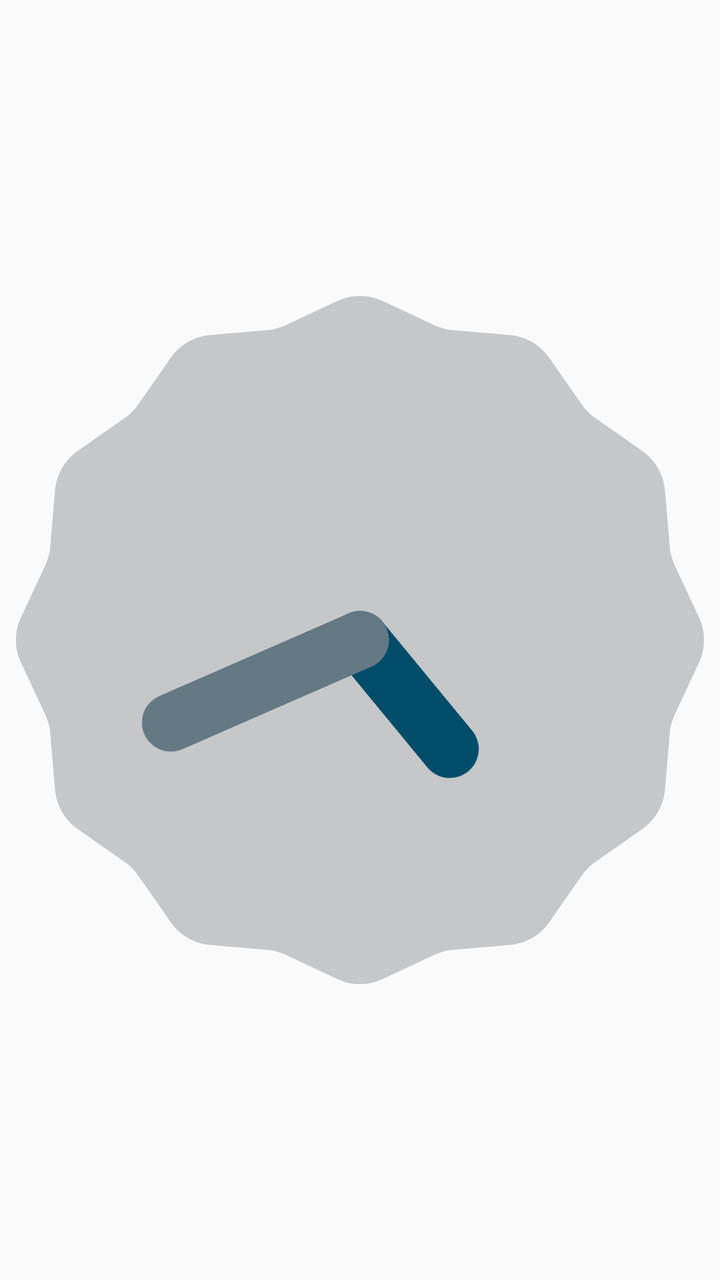
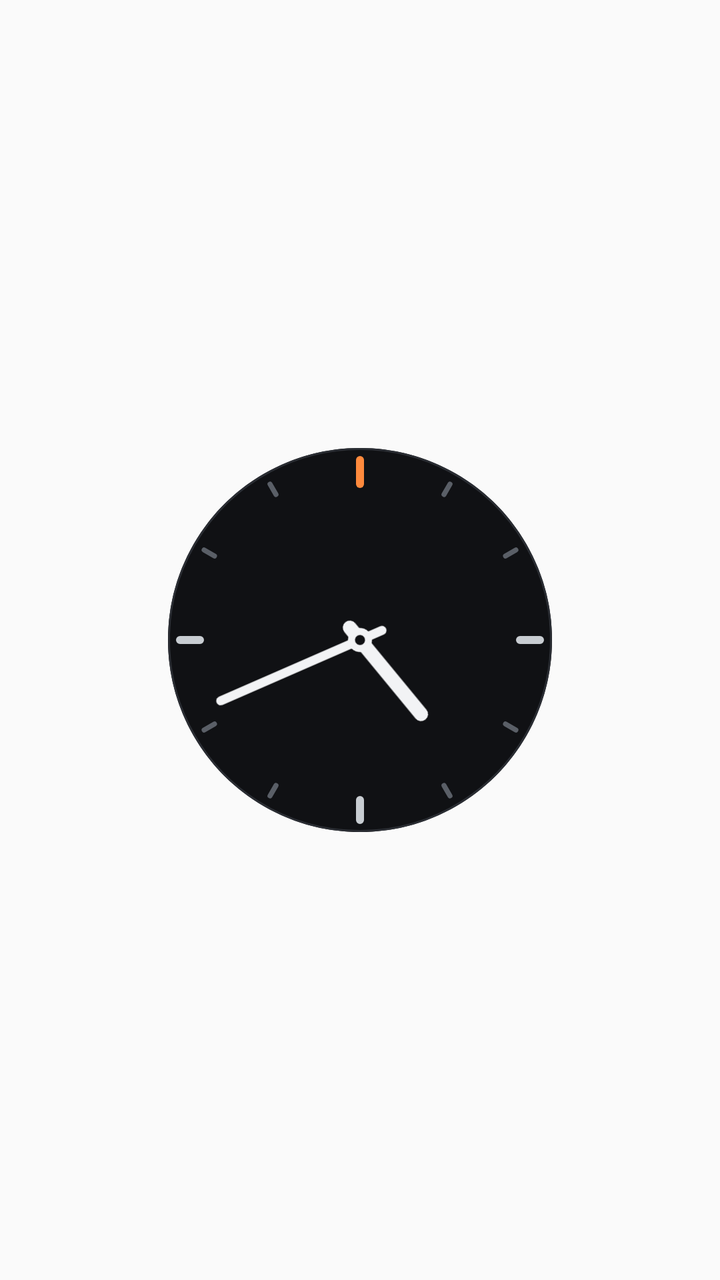

Two renders of the same Android screen: before a commit and after it. Below are the layout's source before the change and the commit's diff.
<!-- AndroidManifest.xml: application theme AppTheme -->
<!-- res/layout/widget_analog.xml -->
<?xml version="1.0" encoding="utf-8"?>
<FrameLayout xmlns:android="http://schemas.android.com/apk/res/android"
    android:id="@+id/w_root" android:layout_width="match_parent" android:layout_height="match_parent"
    android:padding="8dp" android:contentDescription="Analog clock. Opens WAKE11.">
    <AnalogClock android:layout_width="match_parent" android:layout_height="match_parent" />
</FrameLayout>
<!-- resources referenced by this layout -->
<resources>
  <style name="AppTheme" parent="Theme.AppCompat.Light.DarkActionBar">
          
          <item name="colorPrimary">@color/colorPrimary</item>
          <item name="colorPrimaryDark">@color/colorPrimaryDark</item>
          <item name="colorAccent">@color/colorAccent</item>
      </style>
</resources>

<!-- the commit's change to res/layout/widget_analog.xml (unified diff, before → after) -->
@@ -2,5 +2,9 @@
 <FrameLayout xmlns:android="http://schemas.android.com/apk/res/android"
     android:id="@+id/w_root" android:layout_width="match_parent" android:layout_height="match_parent"
     android:padding="8dp" android:contentDescription="Analog clock. Opens WAKE11.">
-    <AnalogClock android:layout_width="match_parent" android:layout_height="match_parent" />
+    
+    <AnalogClock android:layout_width="match_parent" android:layout_height="match_parent"
+        android:dial="@drawable/widget_dial"
+        android:hand_hour="@drawable/widget_hand_hour"
+        android:hand_minute="@drawable/widget_hand_minute" />
 </FrameLayout>
<!-- resource entries referenced after the edit -->
@@ -1,5 +1,29 @@
 <!-- resources referenced by this layout -->
 <resources>
+  <!-- drawable widget_dial (drawable) -->
+  <?xml version="1.0" encoding="utf-8"?>
+  <vector xmlns:android="http://schemas.android.com/apk/res/android"
+      android:width="200dp" android:height="200dp" android:viewportWidth="200" android:viewportHeight="200">
+      <path android:fillColor="#101114" android:pathData="M100,4 a96,96 0 1,1 -0.01,0 z" />
+      <path android:strokeColor="#2A2D33" android:strokeWidth="1" android:fillColor="#00000000" android:pathData="M100,4.5 a95.5,95.5 0 1,1 -0.01,0 z" />
+      <path android:strokeColor="#5A5F67" android:strokeWidth="2.5" android:strokeLineCap="round" android:pathData="M142.00,27.25 L145.00,22.06 M172.75,58.00 L177.94,55.00 M172.75,142.00 L177.94,145.00 M142.00,172.75 L145.00,177.94 M58.00,172.75 L55.00,177.94 M27.25,142.00 L22.06,145.00 M27.25,58.00 L22.06,55.00 M58.00,27.25 L55.00,22.06" />
+      <path android:strokeColor="#C8CDD2" android:strokeWidth="4" android:strokeLineCap="round" android:pathData="M180.00,100.00 L190.00,100.00 M100.00,180.00 L100.00,190.00 M20.00,100.00 L10.00,100.00" />
+      <path android:strokeColor="#FF8A3D" android:strokeWidth="4" android:strokeLineCap="round" android:pathData="M100.00,22.00 L100.00,10.00" />
+  </vector>
+  <!-- drawable widget_hand_hour (drawable) -->
+  <?xml version="1.0" encoding="utf-8"?>
+  <vector xmlns:android="http://schemas.android.com/apk/res/android"
+      android:width="200dp" android:height="200dp" android:viewportWidth="200" android:viewportHeight="200">
+      <path android:strokeColor="#F2F3F5" android:strokeWidth="7" android:strokeLineCap="round" android:pathData="M100,108 L100,52" />
+  </vector>
+  <!-- drawable widget_hand_minute (drawable) -->
+  <?xml version="1.0" encoding="utf-8"?>
+  <vector xmlns:android="http://schemas.android.com/apk/res/android"
+      android:width="200dp" android:height="200dp" android:viewportWidth="200" android:viewportHeight="200">
+      <path android:strokeColor="#F2F3F5" android:strokeWidth="4.5" android:strokeLineCap="round" android:pathData="M100,112 L100,24" />
+      <path android:fillColor="#F2F3F5" android:pathData="M100,94 a6,6 0 1,1 -0.01,0 z" />
+      <path android:fillColor="#101114" android:pathData="M100,97.5 a2.5,2.5 0 1,1 -0.01,0 z" />
+  </vector>
   <style name="AppTheme" parent="Theme.AppCompat.Light.DarkActionBar">
           
           <item name="colorPrimary">@color/colorPrimary</item>
